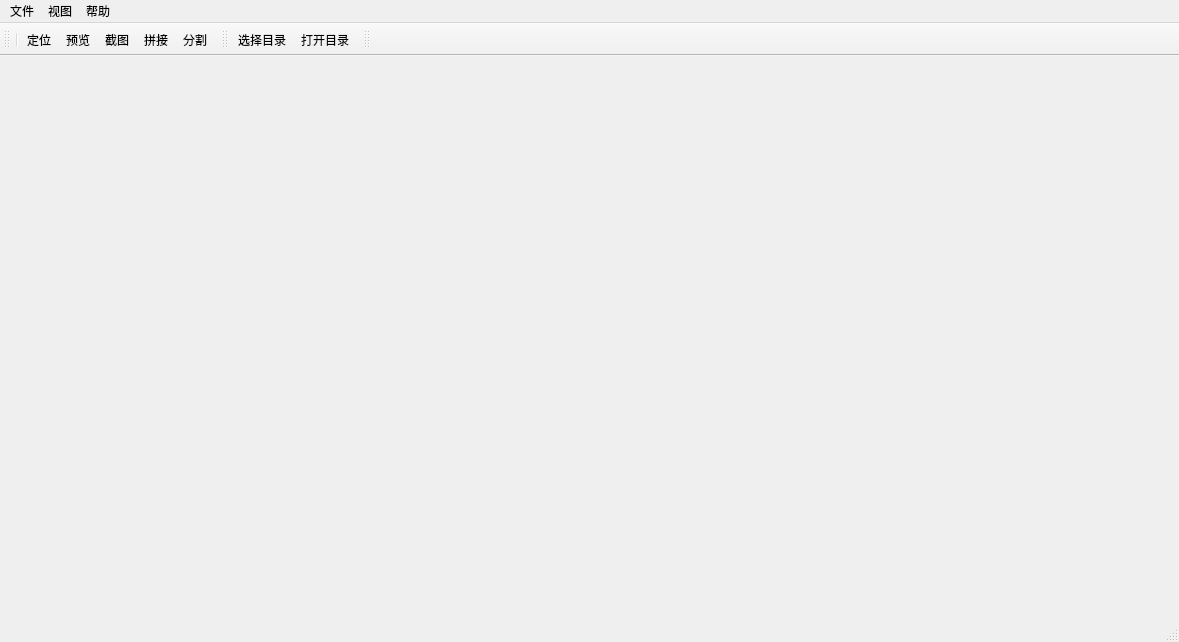
The window that src/View/ui/MainWindow.ui (Carrot-shreds/score_capture) describes before a commit, drawn with Qt 5.
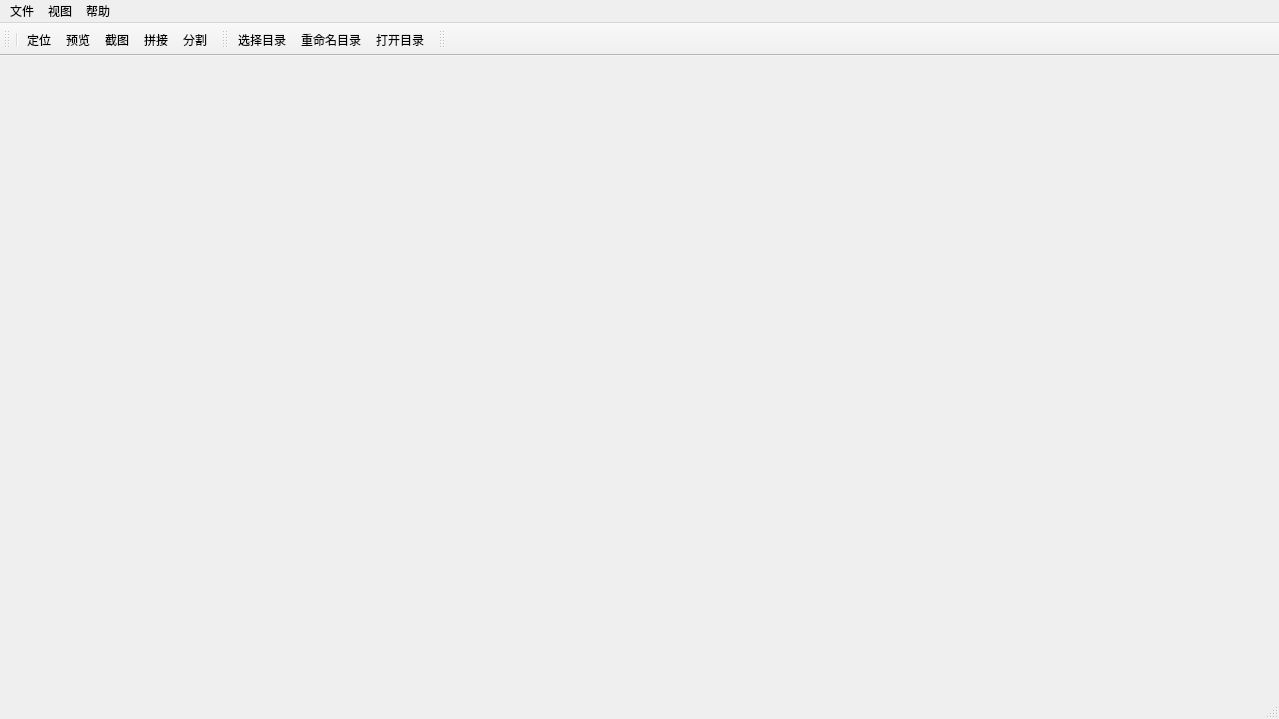
The same window after the commit.

Commit message: ui: more action and added some shortcuts

Patch:
```diff
--- a/src/View/ui/MainWindow.ui
+++ b/src/View/ui/MainWindow.ui
@@ -6,8 +6,8 @@
    <rect>
     <x>0</x>
     <y>0</y>
-    <width>1179</width>
-    <height>642</height>
+    <width>1279</width>
+    <height>719</height>
    </rect>
   </property>
   <property name="windowTitle">
@@ -19,7 +19,7 @@
     <rect>
      <x>0</x>
      <y>0</y>
-     <width>1179</width>
+     <width>1279</width>
      <height>33</height>
     </rect>
    </property>
@@ -76,6 +76,7 @@
     <bool>false</bool>
    </attribute>
    <addaction name="action_select_folder"/>
+   <addaction name="action_rename_folder"/>
    <addaction name="action_open_folder"/>
   </widget>
   <widget class="QToolBar" name="toolBar_view">
@@ -151,6 +152,14 @@
     <enum>QAction::MenuRole::NoRole</enum>
    </property>
   </action>
+  <action name="action_rename_folder">
+   <property name="text">
+    <string>重命名目录</string>
+   </property>
+   <property name="menuRole">
+    <enum>QAction::MenuRole::NoRole</enum>
+   </property>
+  </action>
  </widget>
  <resources/>
  <connections/>
```
Left out of the diff: 1 changed line with no effect on the pictures. The commit also changes 18 other files.
